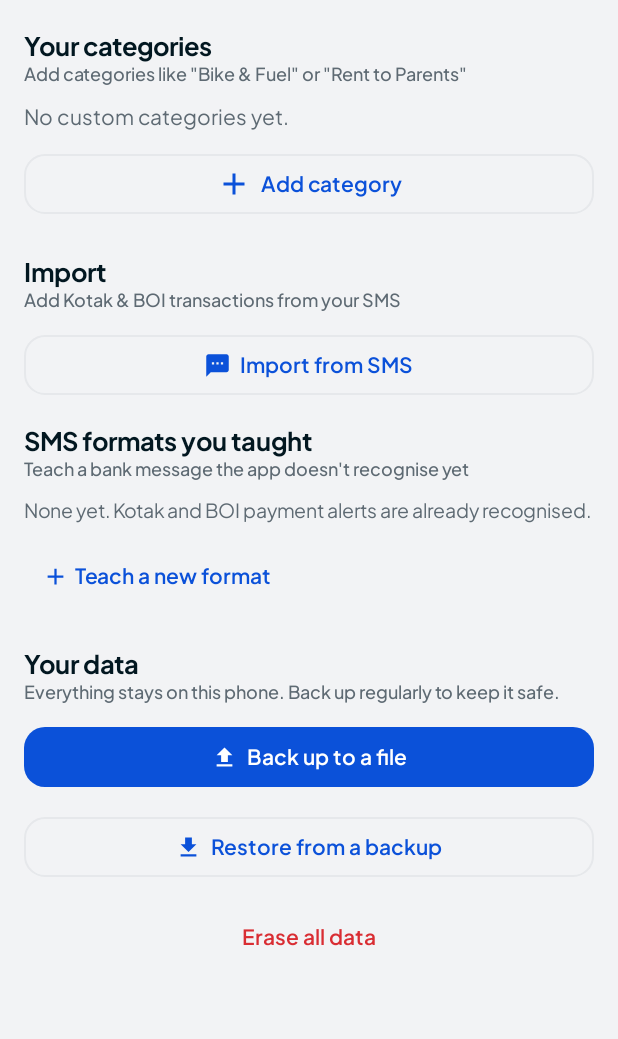
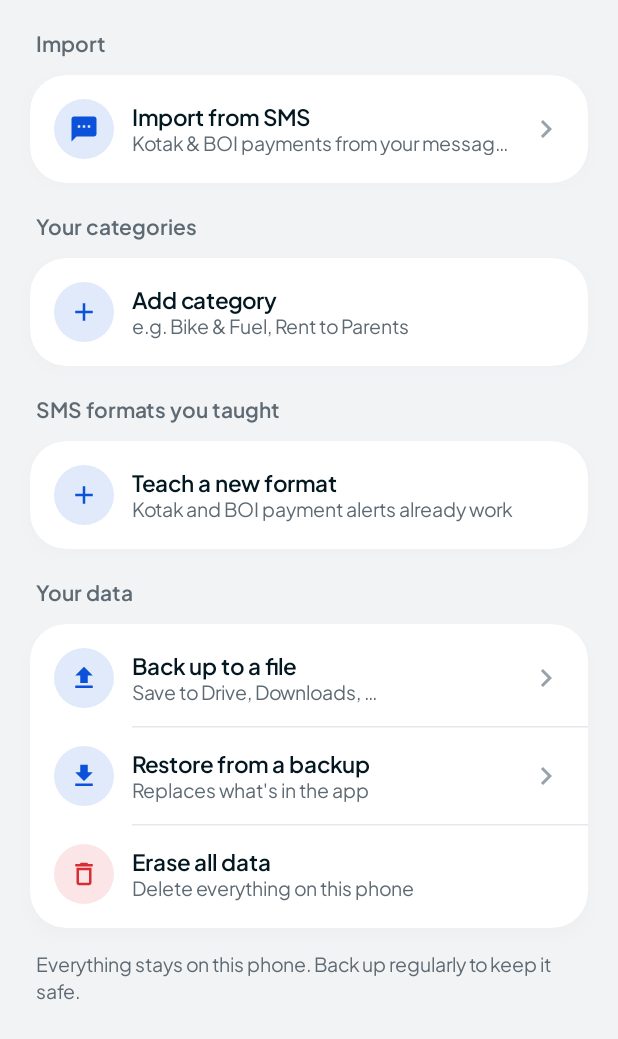
Before and after one commit to alpha-recursion/budget-tracker, an Android app built with Jetpack Compose: the composable SettingsScreen called with empty values, on a phone screen of 412 x 824 dp. Shown: the top 1039 px of the screen. Run offline under Robolectric (Android 15) with nearby library versions, the phone set to English and light mode, and no system bars.

Commit message:
feat(ui): restyle Settings, SMS import and dialogs to the design system
- Settings as grouped white cards (Import, Your categories, SMS formats,
  Your data) with icon rows and chevrons instead of loose buttons.
- SMS import and Teach dialog use the shared 52dp primary / secondary
  buttons and screen padding.
- Fix: PwTextField placeholder lambda is now typed as @Composable.

```diff
--- a/app/src/main/java/com/example/ui/screens/SettingsScreen.kt
+++ b/app/src/main/java/com/example/ui/screens/SettingsScreen.kt
@@ -4,6 +4,16 @@ import android.net.Uri
 import androidx.activity.compose.rememberLauncherForActivityResult
 import androidx.activity.result.contract.ActivityResultContracts
 import androidx.compose.foundation.BorderStroke
+import androidx.compose.material.icons.automirrored.filled.KeyboardArrowRight
+import androidx.compose.ui.graphics.vector.ImageVector
+import com.example.ui.components.PwCard
+import com.example.ui.components.PwDivider
+import com.example.ui.components.PwIconBadge
+import com.example.ui.components.PwListRow
+import com.example.ui.components.Space
+import com.example.ui.theme.Ink
+import com.example.ui.theme.InkSecondary
+import com.example.ui.theme.InkTertiary
 import androidx.compose.foundation.background
 import androidx.compose.foundation.layout.Arrangement
 import androidx.compose.foundation.layout.Box
@@ -98,154 +108,128 @@ fun SettingsScreen(
         modifier = modifier
             .fillMaxSize()
             .testTag("settings_screen"),
-        contentPadding = PaddingValues(16.dp),
-        verticalArrangement = Arrangement.spacedBy(12.dp)
+        contentPadding = PaddingValues(start = Space.screen, end = Space.screen, top = Space.s, bottom = Space.xxl),
+        verticalArrangement = Arrangement.spacedBy(Space.s)
     ) {
+        item { GroupLabel("Import") }
         item {
-            SectionHeader(
-                title = "Your categories",
-                subtitle = "Add categories like \"Bike & Fuel\" or \"Rent to Parents\""
-            )
-        }
-
-        if (customCategories.isEmpty()) {
-            item {
-                Text(
-                    text = "No custom categories yet.",
-                    style = MaterialTheme.typography.bodyMedium,
-                    color = MaterialTheme.colorScheme.onSurfaceVariant
-                )
-            }
-        } else {
-            items(customCategories, key = { it.name }) { category ->
-                CustomCategoryRow(
-                    category = category,
-                    onDelete = { pendingDelete = category.name }
+            PwCard(contentPadding = PaddingValues(vertical = Space.xs)) {
+                SettingsRow(
+                    icon = Icons.Default.Sms,
+                    tint = Accent,
+                    title = "Import from SMS",
+                    subtitle = "Kotak & BOI payments from your messages",
+                    onClick = onOpenSmsImport,
+                    modifier = Modifier.testTag("settings_import_sms_button")
                 )
             }
         }
 
+        item { GroupLabel("Your categories") }
         item {
-            OutlinedButton(
+            PwCard(contentPadding = PaddingValues(vertical = Space.xs)) {
+                customCategories.forEach { category ->
+                    PwListRow(
+                        title = category.name,
+                        subtitle = category.type.displayName(),
+                        leading = { PwIconBadge(getCategoryIcon(category.iconKey), Color(category.colorHex)) }
+                    ) {
+                        IconButton(onClick = { pendingDelete = category.name }) {
+                            Icon(Icons.Outlined.DeleteOutline, contentDescription = "Delete ${category.name}", tint = InkSecondary)
+                        }
+                    }
+                    PwDivider()
+                }
+                SettingsRow(
+                    icon = Icons.Default.Add,
+                    tint = Accent,
+                    title = "Add category",
+                    subtitle = if (customCategories.isEmpty()) "e.g. Bike & Fuel, Rent to Parents" else null,
                     onClick = { showEditor = true },
-                shape = RoundedCornerShape(14.dp),
-                modifier = Modifier
-                    .fillMaxWidth()
-                    .testTag("add_category_button")
-            ) {
-                Icon(Icons.Default.Add, contentDescription = null, tint = Accent)
-                Spacer(modifier = Modifier.width(6.dp))
-                Text("Add category", color = Accent, fontWeight = FontWeight.SemiBold)
+                    showChevron = false,
+                    modifier = Modifier.testTag("add_category_button")
+                )
             }
         }
 
+        item { GroupLabel("SMS formats you taught") }
         item {
-            Spacer(modifier = Modifier.height(8.dp))
-            SectionHeader(
-                title = "Import",
-                subtitle = "Add Kotak & BOI transactions from your SMS"
+            PwCard(contentPadding = PaddingValues(vertical = Space.xs)) {
+                smsTemplates.forEach { template ->
+                    val bank = when (template.bank) {
+                        SmsBank.KOTAK -> "Kotak"
+                        SmsBank.BOI -> "Bank of India"
+                        SmsBank.UNKNOWN -> "Other bank"
+                    }
+                    PwListRow(
+                        title = "$bank · ${if (template.type == TransactionType.INCOME) "Money received" else "Payment"}",
+                        subtitle = template.sample,
+                        leading = { PwIconBadge(Icons.Default.Sms, InkSecondary) }
+                    ) {
+                        IconButton(onClick = { onDeleteFormat(template.id) }) {
+                            Icon(Icons.Outlined.DeleteOutline, contentDescription = "Delete format", tint = InkSecondary)
+                        }
+                    }
+                    PwDivider()
+                }
+                SettingsRow(
+                    icon = Icons.Default.Add,
+                    tint = Accent,
+                    title = "Teach a new format",
+                    subtitle = if (smsTemplates.isEmpty()) "Kotak and BOI payment alerts already work" else null,
+                    onClick = onTeachFormat,
+                    showChevron = false,
+                    modifier = Modifier.testTag("teach_format_button")
                 )
-        }
-
-        item {
-            OutlinedButton(
-                onClick = onOpenSmsImport,
-                shape = RoundedCornerShape(14.dp),
-                modifier = Modifier
-                    .fillMaxWidth()
-                    .testTag("settings_import_sms_button")
-            ) {
-                Icon(Icons.Default.Sms, contentDescription = null, tint = Accent, modifier = Modifier.size(18.dp))
-                Spacer(modifier = Modifier.width(6.dp))
-                Text("Import from SMS", color = Accent, fontWeight = FontWeight.SemiBold)
             }
         }
 
+        item { GroupLabel("Your data") }
         item {
-            SectionHeader(
-                title = "SMS formats you taught",
-                subtitle = "Teach a bank message the app doesn't recognise yet"
-            )
-        }
-        if (smsTemplates.isEmpty()) {
-            item {
-                Text(
-                    "None yet. Kotak and BOI payment alerts are already recognised.",
-                    style = MaterialTheme.typography.bodySmall,
-                    color = MaterialTheme.colorScheme.onSurfaceVariant
-                )
-            }
-        } else {
-            items(smsTemplates, key = { "template_${it.id}" }) { template ->
-                TemplateRow(template = template, onDelete = { onDeleteFormat(template.id) })
-            }
-        }
-        item {
-            TextButton(
-                onClick = onTeachFormat,
-                modifier = Modifier.testTag("teach_format_button")
-            ) {
-                Icon(Icons.Default.Add, contentDescription = null, tint = Accent, modifier = Modifier.size(18.dp))
-                Spacer(modifier = Modifier.width(4.dp))
-                Text("Teach a new format", color = Accent, fontWeight = FontWeight.SemiBold)
-            }
-        }
-
-        item {
-            Spacer(modifier = Modifier.height(8.dp))
-            SectionHeader(
-                title = "Your data",
-                subtitle = "Everything stays on this phone. Back up regularly to keep it safe."
-            )
-        }
-
-        item {
-            Button(
+            PwCard(contentPadding = PaddingValues(vertical = Space.xs)) {
+                SettingsRow(
+                    icon = Icons.Default.Upload,
+                    tint = Accent,
+                    title = "Back up to a file",
+                    subtitle = "Save to Drive, Downloads, …",
                     onClick = {
                         val date = SimpleDateFormat("yyyy-MM-dd", Locale.US).format(Date())
                         exportLauncher.launch("pennywise-backup-$date.json")
                     },
-                shape = RoundedCornerShape(14.dp),
-                colors = ButtonDefaults.buttonColors(containerColor = Accent),
-                modifier = Modifier
-                    .fillMaxWidth()
-                    .testTag("export_backup_button")
-            ) {
-                Icon(Icons.Default.Upload, contentDescription = null, modifier = Modifier.size(18.dp))
-                Spacer(modifier = Modifier.width(6.dp))
-                Text("Back up to a file", fontWeight = FontWeight.SemiBold)
-            }
-        }
-
-        item {
-            OutlinedButton(
+                    modifier = Modifier.testTag("export_backup_button")
+                )
+                PwDivider()
+                SettingsRow(
+                    icon = Icons.Default.Download,
+                    tint = Accent,
+                    title = "Restore from a backup",
+                    subtitle = "Replaces what's in the app",
                     onClick = {
                         // Some file managers label .json files as plain text or binary.
                         importLauncher.launch(arrayOf("application/json", "text/plain", "application/octet-stream"))
                     },
-                shape = RoundedCornerShape(14.dp),
-                modifier = Modifier
-                    .fillMaxWidth()
-                    .testTag("import_backup_button")
-            ) {
-                Icon(Icons.Default.Download, contentDescription = null, tint = Accent, modifier = Modifier.size(18.dp))
-                Spacer(modifier = Modifier.width(6.dp))
-                Text("Restore from a backup", color = Accent, fontWeight = FontWeight.SemiBold)
+                    modifier = Modifier.testTag("import_backup_button")
+                )
+                PwDivider()
+                SettingsRow(
+                    icon = Icons.Outlined.DeleteOutline,
+                    tint = Negative,
+                    title = "Erase all data",
+                    subtitle = "Delete everything on this phone",
+                    onClick = { confirmErase = true },
+                    showChevron = false,
+                    modifier = Modifier.testTag("erase_all_button")
+                )
             }
         }
-
         item {
-            TextButton(
-                onClick = { confirmErase = true },
-                modifier = Modifier
-                    .fillMaxWidth()
-                    .testTag("erase_all_button")
-            ) {
-                Text("Erase all data", color = Negative)
+            Text(
+                "Everything stays on this phone. Back up regularly to keep it safe.",
+                style = MaterialTheme.typography.bodySmall,
+                color = InkSecondary,
+                modifier = Modifier.padding(horizontal = Space.xs, vertical = Space.s)
+            )
         }
-        }
-
-        item { Spacer(modifier = Modifier.height(24.dp)) }
     }
 
     if (showEditor) {
@@ -324,112 +308,46 @@ fun SettingsScreen(
     }
 }
 
+/** Small label above a settings group. */
+@Composable
+private fun GroupLabel(text: String) {
+    Text(
+        text,
+        style = MaterialTheme.typography.labelLarge,
+        color = InkSecondary,
+        modifier = Modifier.padding(start = Space.xs, top = Space.m, bottom = Space.xs)
+    )
+}
+
+@Composable
+private fun SettingsRow(
+    icon: ImageVector,
+    tint: Color,
+    title: String,
+    onClick: () -> Unit,
+    modifier: Modifier = Modifier,
+    subtitle: String? = null,
+    showChevron: Boolean = true
+) {
+    PwListRow(
+        title = title,
+        subtitle = subtitle,
+        leading = { PwIconBadge(icon, tint) },
+        onClick = onClick,
+        modifier = modifier
+    ) {
+        if (showChevron) Icon(Icons.AutoMirrored.Filled.KeyboardArrowRight, contentDescription = null, tint = InkTertiary)
+    }
+}
+
+/** Title + subtitle used at the top of full-screen steps (e.g. SMS import). */
 @Composable
 internal fun SectionHeader(title: String, subtitle: String? = null) {
     Column(modifier = Modifier.padding(top = 4.dp)) {
-        Text(
-            text = title,
-            style = MaterialTheme.typography.titleMedium.copy(fontWeight = FontWeight.Bold),
-            color = MaterialTheme.colorScheme.onSurface
-        )
+        Text(text = title, style = MaterialTheme.typography.titleLarge, color = Ink)
         if (subtitle != null) {
-            Text(
-                text = subtitle,
-                style = MaterialTheme.typography.labelMedium,
-                color = MaterialTheme.colorScheme.onSurfaceVariant
-            )
+            Spacer(modifier = Modifier.height(4.dp))
+            Text(text = subtitle, style = MaterialTheme.typography.bodyMedium, color = InkSecondary)
         }
     }
 }
-
-@Composable
-private fun CustomCategoryRow(category: CategoryInfo, onDelete: () -> Unit) {
-    Card(
-        modifier = Modifier.fillMaxWidth(),
-        shape = RoundedCornerShape(16.dp),
-        colors = CardDefaults.cardColors(containerColor = MaterialTheme.colorScheme.surface),
-        border = BorderStroke(1.dp, Hairline.copy(alpha = 0.6f))
-    ) {
-        Row(
-            modifier = Modifier
-                .fillMaxWidth()
-                .padding(horizontal = 14.dp, vertical = 10.dp),
-            verticalAlignment = Alignment.CenterVertically
-        ) {
-            Box(
-                modifier = Modifier
-                    .size(38.dp)
-                    .clip(CircleShape)
-                    .background(Color(category.colorHex).copy(alpha = 0.15f)),
-                contentAlignment = Alignment.Center
-            ) {
-                Icon(
-                    imageVector = getCategoryIcon(category.iconKey),
-                    contentDescription = null,
-                    tint = Color(category.colorHex),
-                    modifier = Modifier.size(20.dp)
-                )
-            }
-            Spacer(modifier = Modifier.width(12.dp))
-            Column(modifier = Modifier.weight(1f)) {
-                Text(
-                    text = category.name,
-                    style = MaterialTheme.typography.bodyLarge.copy(fontWeight = FontWeight.SemiBold),
-                    maxLines = 1,
-                    overflow = TextOverflow.Ellipsis
-                )
-                Text(
-                    text = category.type.displayName(),
-                    style = MaterialTheme.typography.labelSmall,
-                    color = MaterialTheme.colorScheme.onSurfaceVariant
-                )
-            }
-            IconButton(onClick = onDelete) {
-                Icon(
-                    imageVector = Icons.Outlined.DeleteOutline,
-                    contentDescription = "Delete ${category.name}",
-                    tint = MaterialTheme.colorScheme.onSurfaceVariant
-                )
-            }
-        }
-    }
-}
-
-@Composable
-private fun TemplateRow(template: SmsTemplate, onDelete: () -> Unit) {
-    Card(
-        modifier = Modifier.fillMaxWidth(),
-        shape = RoundedCornerShape(16.dp),
-        colors = CardDefaults.cardColors(containerColor = MaterialTheme.colorScheme.surface),
-        border = BorderStroke(1.dp, Hairline.copy(alpha = 0.6f))
-    ) {
-        Row(
-            modifier = Modifier
-                .fillMaxWidth()
-                .padding(start = 14.dp, top = 8.dp, bottom = 8.dp),
-            verticalAlignment = Alignment.CenterVertically
-        ) {
-            Column(modifier = Modifier.weight(1f)) {
-                val bank = when (template.bank) {
-                    SmsBank.KOTAK -> "Kotak"
-                    SmsBank.BOI -> "Bank of India"
-                    SmsBank.UNKNOWN -> "Other bank"
-                }
-                Text(
-                    "$bank · ${if (template.type == TransactionType.INCOME) "Money received" else "Payment"}",
-                    style = MaterialTheme.typography.bodyMedium.copy(fontWeight = FontWeight.SemiBold)
-                )
-                Text(
-                    template.sample,
-                    style = MaterialTheme.typography.bodySmall,
-                    color = MaterialTheme.colorScheme.onSurfaceVariant,
-                    maxLines = 2,
-                    overflow = TextOverflow.Ellipsis
-                )
-            }
-            IconButton(onClick = onDelete) {
-                Icon(Icons.Outlined.DeleteOutline, contentDescription = "Delete format", tint = MaterialTheme.colorScheme.onSurfaceVariant)
-            }
-        }
-    }
-}
```
Also changed, not shown: app/src/main/java/com/example/ui/components/DesignSystem.kt (+6 -1 lines), app/src/main/java/com/example/ui/screens/SmsImportScreen.kt (+21 -26 lines), app/src/main/java/com/example/ui/screens/TeachFormatDialog.kt (+4 -4 lines). Lines whose indentation alone changed are shown as unchanged.
